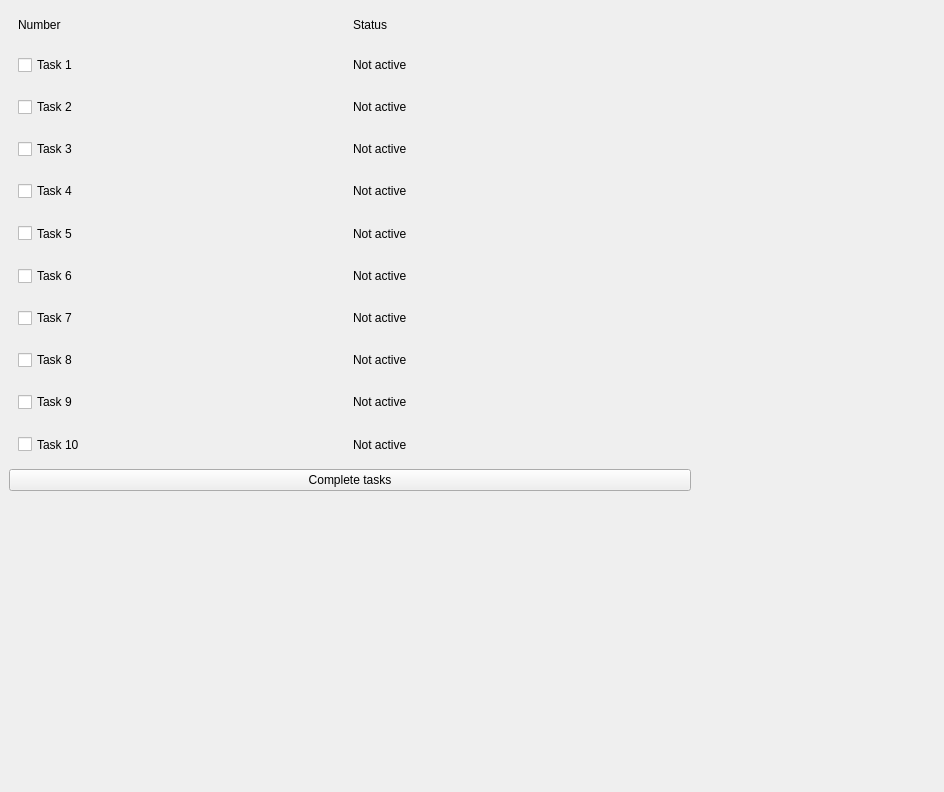
WerKEK/MultithreadApp2, file MultithreadApp/mainwindow.ui: the form before one commit.
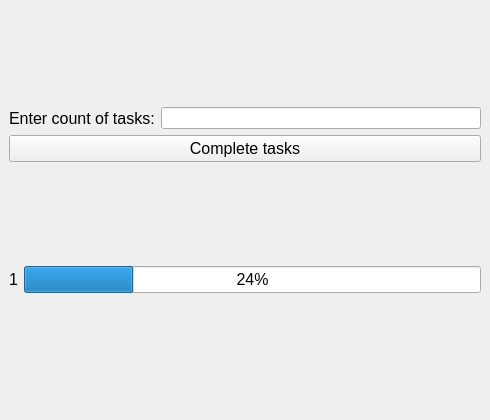
The form after the commit.

What changed in the file:
```diff
--- a/MultithreadApp/mainwindow.ui
+++ b/MultithreadApp/mainwindow.ui
@@ -6,8 +6,8 @@
    <rect>
     <x>0</x>
     <y>0</y>
-    <width>944</width>
-    <height>792</height>
+    <width>490</width>
+    <height>420</height>
    </rect>
   </property>
   <property name="sizePolicy">
@@ -16,20 +16,32 @@
     <verstretch>0</verstretch>
    </sizepolicy>
   </property>
+  <property name="minimumSize">
+   <size>
+    <width>0</width>
+    <height>0</height>
+   </size>
+  </property>
+  <property name="maximumSize">
+   <size>
+    <width>490</width>
+    <height>420</height>
+   </size>
+  </property>
   <property name="windowTitle">
    <string>MainWindow</string>
   </property>
   <widget class="QWidget" name="widget">
    <property name="sizePolicy">
-    <sizepolicy hsizetype="Fixed" vsizetype="Fixed">
+    <sizepolicy hsizetype="Preferred" vsizetype="Preferred">
      <horstretch>0</horstretch>
      <verstretch>0</verstretch>
     </sizepolicy>
    </property>
    <property name="minimumSize">
     <size>
-     <width>700</width>
-     <height>500</height>
+     <width>0</width>
+     <height>0</height>
     </size>
    </property>
    <property name="maximumSize">
@@ -38,239 +50,75 @@
      <height>400</height>
     </size>
    </property>
-   <layout class="QVBoxLayout" name="verticalLayout">
+   <layout class="QVBoxLayout" name="verticalLayout_2">
     <item>
-     <widget class="QWidget" name="widget_header" native="true">
-      <layout class="QHBoxLayout" name="horizontalLayout_4">
-       <item>
-        <widget class="QLabel" name="label_Number">
-         <property name="text">
-          <string>Number</string>
-         </property>
-        </widget>
-       </item>
-       <item>
-        <widget class="QLabel" name="label_Status">
-         <property name="text">
-          <string>Status</string>
-         </property>
-        </widget>
-       </item>
-      </layout>
-     </widget>
+     <layout class="QVBoxLayout" name="verticalLayout">
+      <item>
+       <layout class="QHBoxLayout" name="horizontalLayout">
+        <item>
+         <widget class="QLabel" name="label">
+          <property name="font">
+           <font>
+            <pointsize>12</pointsize>
+           </font>
+          </property>
+          <property name="text">
+           <string>Enter count of tasks:</string>
+          </property>
+         </widget>
+        </item>
+        <item>
+         <widget class="QLineEdit" name="lineEdit"/>
+        </item>
+       </layout>
+      </item>
+      <item>
+       <widget class="QPushButton" name="pushButton">
+        <property name="font">
+         <font>
+          <pointsize>12</pointsize>
+         </font>
+        </property>
+        <property name="text">
+         <string>Complete tasks</string>
+        </property>
+       </widget>
+      </item>
+     </layout>
     </item>
     <item>
-     <widget class="QWidget" name="widget_1" native="true">
-      <property name="sizePolicy">
-       <sizepolicy hsizetype="Preferred" vsizetype="Preferred">
-        <horstretch>0</horstretch>
-        <verstretch>0</verstretch>
-       </sizepolicy>
-      </property>
-      <layout class="QHBoxLayout" name="horizontalLayout">
-       <item>
-        <widget class="QCheckBox" name="checkBox_1">
-         <property name="text">
-          <string>Task 1</string>
-         </property>
-        </widget>
-       </item>
-       <item>
-        <widget class="QLabel" name="label_status_1">
-         <property name="text">
-          <string>Not active</string>
-         </property>
-        </widget>
-       </item>
-      </layout>
-     </widget>
-    </item>
-    <item>
-     <widget class="QWidget" name="widget_2" native="true">
-      <layout class="QHBoxLayout" name="horizontalLayout_6">
-       <item>
-        <widget class="QCheckBox" name="checkBox_2">
-         <property name="text">
-          <string>Task 2</string>
-         </property>
-        </widget>
-       </item>
-       <item>
-        <widget class="QLabel" name="label_status_2">
-         <property name="text">
-          <string>Not active</string>
-         </property>
-        </widget>
-       </item>
-      </layout>
-     </widget>
-    </item>
-    <item>
-     <widget class="QWidget" name="widget_3" native="true">
-      <layout class="QHBoxLayout" name="horizontalLayout_5">
-       <item>
-        <widget class="QCheckBox" name="checkBox_3">
-         <property name="text">
-          <string>Task 3</string>
-         </property>
-        </widget>
-       </item>
-       <item>
-        <widget class="QLabel" name="label_status_3">
-         <property name="text">
-          <string>Not active</string>
-         </property>
-        </widget>
-       </item>
-      </layout>
-     </widget>
-    </item>
-    <item>
-     <widget class="QWidget" name="widget_4" native="true">
-      <layout class="QHBoxLayout" name="horizontalLayout_7">
-       <item>
-        <widget class="QCheckBox" name="checkBox_4">
-         <property name="text">
-          <string>Task 4</string>
-         </property>
-        </widget>
-       </item>
-       <item>
-        <widget class="QLabel" name="label_status_4">
-         <property name="text">
-          <string>Not active</string>
-         </property>
-        </widget>
-       </item>
-      </layout>
-     </widget>
-    </item>
-    <item>
-     <widget class="QWidget" name="widget_5" native="true">
-      <layout class="QHBoxLayout" name="horizontalLayout_8">
-       <item>
-        <widget class="QCheckBox" name="checkBox_5">
-         <property name="text">
-          <string>Task 5</string>
-         </property>
-        </widget>
-       </item>
-       <item>
-        <widget class="QLabel" name="label_status_5">
-         <property name="text">
-          <string>Not active</string>
-         </property>
-        </widget>
-       </item>
-      </layout>
-     </widget>
-    </item>
-    <item>
-     <widget class="QWidget" name="widget_6" native="true">
-      <layout class="QHBoxLayout" name="horizontalLayout_9">
-       <item>
-        <widget class="QCheckBox" name="checkBox_6">
-         <property name="text">
-          <string>Task 6</string>
-         </property>
-        </widget>
-       </item>
-       <item>
-        <widget class="QLabel" name="label_status_6">
-         <property name="text">
-          <string>Not active</string>
-         </property>
-        </widget>
-       </item>
-      </layout>
-     </widget>
-    </item>
-    <item>
-     <widget class="QWidget" name="widget_7" native="true">
-      <layout class="QHBoxLayout" name="horizontalLayout_11">
-       <item>
-        <widget class="QCheckBox" name="checkBox_7">
-         <property name="text">
-          <string>Task 7</string>
-         </property>
-        </widget>
-       </item>
-       <item>
-        <widget class="QLabel" name="label_status_7">
-         <property name="text">
-          <string>Not active</string>
-         </property>
-        </widget>
-       </item>
-      </layout>
-     </widget>
-    </item>
-    <item>
-     <widget class="QWidget" name="widget_8" native="true">
-      <layout class="QHBoxLayout" name="horizontalLayout_14">
-       <item>
-        <widget class="QCheckBox" name="checkBox_8">
-         <property name="text">
-          <string>Task 8</string>
-         </property>
-        </widget>
-       </item>
-       <item>
-        <widget class="QLabel" name="label_status_8">
-         <property name="text">
-          <string>Not active</string>
-         </property>
-        </widget>
-       </item>
-      </layout>
-     </widget>
-    </item>
-    <item>
-     <widget class="QWidget" name="widget_9" native="true">
-      <layout class="QHBoxLayout" name="horizontalLayout_10">
-       <item>
-        <widget class="QCheckBox" name="checkBox_9">
-         <property name="text">
-          <string>Task 9</string>
-         </property>
-        </widget>
-       </item>
-       <item>
-        <widget class="QLabel" name="label_status_9">
-         <property name="text">
-          <string>Not active</string>
-         </property>
-        </widget>
-       </item>
-      </layout>
-     </widget>
-    </item>
-    <item>
-     <widget class="QWidget" name="widget_10" native="true">
-      <layout class="QHBoxLayout" name="horizontalLayout_2">
-       <item>
-        <widget class="QCheckBox" name="checkBox_10">
-         <property name="text">
-          <string>Task 10</string>
-         </property>
-        </widget>
-       </item>
-       <item>
-        <widget class="QLabel" name="label_status_10">
-         <property name="text">
-          <string>Not active</string>
-         </property>
-        </widget>
-       </item>
-      </layout>
-     </widget>
-    </item>
-    <item>
-     <widget class="QPushButton" name="pushButton">
-      <property name="text">
-       <string>Complete tasks</string>
-      </property>
-     </widget>
+     <layout class="QHBoxLayout" name="horizontalLayout_2">
+      <item>
+       <widget class="QLabel" name="label_2">
+        <property name="font">
+         <font>
+          <pointsize>12</pointsize>
+         </font>
+        </property>
+        <property name="text">
+         <string>1</string>
+        </property>
+       </widget>
+      </item>
+      <item>
+       <widget class="QProgressBar" name="progressBar">
+        <property name="minimumSize">
+         <size>
+          <width>200</width>
+          <height>0</height>
+         </size>
+        </property>
+        <property name="font">
+         <font>
+          <pointsize>12</pointsize>
+         </font>
+        </property>
+        <property name="value">
+         <number>24</number>
+        </property>
+       </widget>
+      </item>
+     </layout>
     </item>
    </layout>
   </widget>
```
Left out of the diff: 2 changed lines with no effect on the pictures.
